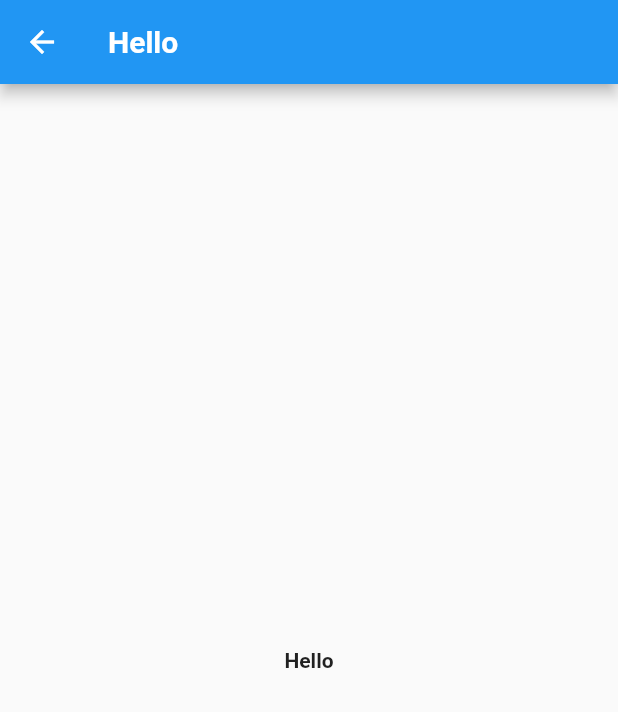
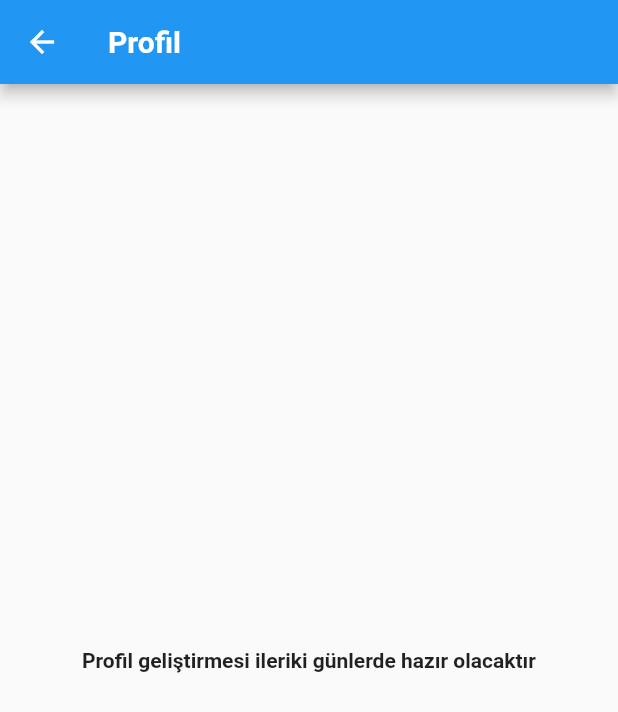
Before and after one commit to barinthuss/3311456_203311044, a Flutter app: the HelloScreen screen opened by its route, on a phone screen of 412 x 824 dp. Shown: the top 712 px of the screen. Run offline on Flutter 3.47's test engine with Material 2 defaults, Android fonts, the phone set to English and light mode, and no system bars.

Commit message:
degistirme testi icin text degistirildi

```diff
--- a/lib/main.dart
+++ b/lib/main.dart
@@ -107,7 +107,7 @@ class BurclarAnasayfa extends StatelessWidget {
             return const [
               PopupMenuItem(
                 child: Text(
-                  "Ana Sayfa",
+                  "Profil",
                   style: TextStyle(
                     fontFamily: 'Kalam',
                   ),
--- a/lib/screens/hello.dart
+++ b/lib/screens/hello.dart
@@ -7,10 +7,10 @@ class HelloScreen extends StatelessWidget {
   Widget build(BuildContext context) {
     return Scaffold(
       appBar: AppBar(
-        title: const Text("Hello"),
+        title: const Text("Profil"),
       ),
       body: const Center(
-        child: Text("Hello"),
+        child: Text("Profil geliştirmesi ileriki günlerde hazır olacaktır"),
       ),
     );
   }
```
